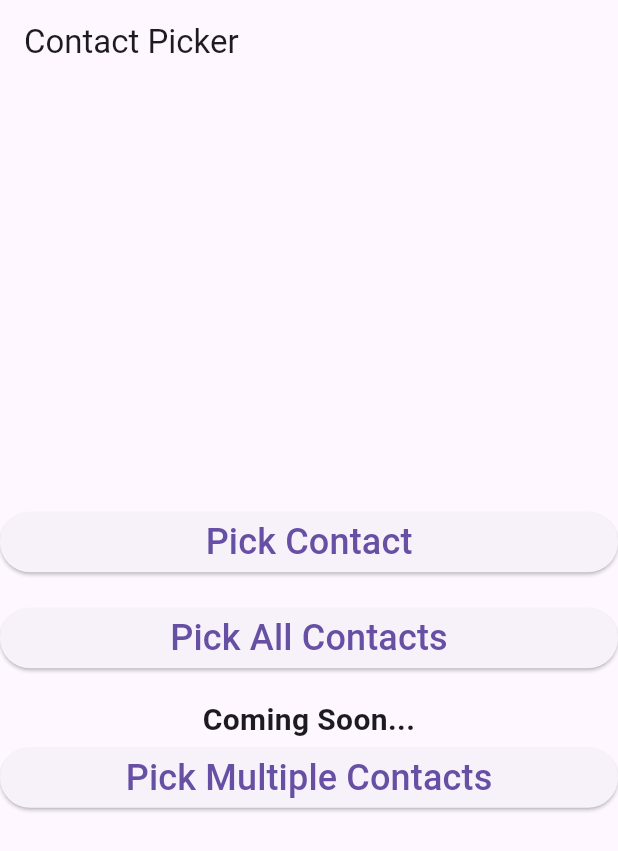
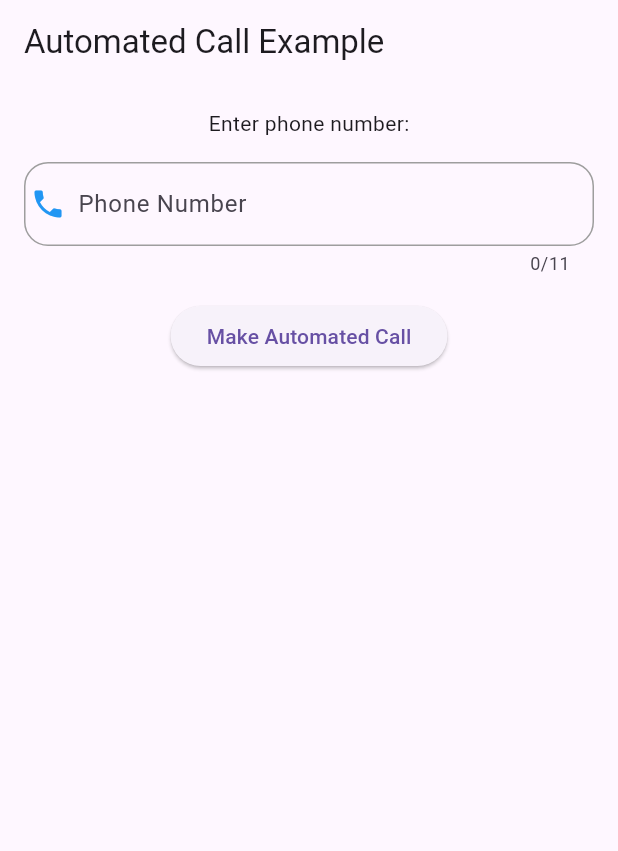
Before and after one commit to mahmoodhamdi/auto_caller, a Flutter app: the screen it shows after launch, on a phone screen of 412 x 824 dp. Shown: the top 851 px of the screen. Run offline on Flutter 3.47's test engine with Material 3 defaults, Android fonts, the phone set to English and light mode, and no system bars; our stand-ins replace contacts_service, hive, image_picker, permission_handler, video_player; accounts and stored records are empty.

Commit message:
automated call by dart and kotlin

```diff
--- a/lib/main.dart
+++ b/lib/main.dart
@@ -2,7 +2,7 @@ import 'package:flutter/material.dart';
 import 'package:hive/hive.dart';
 import 'package:path_provider/path_provider.dart';
 import 'package:third_party_integration/models/contact_model.dart';
-import 'package:third_party_integration/views/contact_picker_view.dart';
+import 'package:third_party_integration/views/automated_call_view.dart';
 
 void main() async {
   // Initialize Hive
@@ -25,7 +25,7 @@ class MyApp extends StatelessWidget {
     return const MaterialApp(
       debugShowCheckedModeBanner: false,
       title: 'Third Party Integration',
-      home: ContactPickerView(),
+      home: AutomatedCallView(),
     );
   }
 }
--- /dev/null
+++ b/lib/views/automated_call_view.dart
@@ -0,0 +1,69 @@
+import 'package:flutter/material.dart';
+import 'package:flutter/services.dart';
+
+class AutomatedCallView extends StatelessWidget {
+  static const platform = MethodChannel('automated_call_channel');
+
+  const AutomatedCallView({super.key});
+
+  Future<void> makeAutomatedCall(String phoneNumber) async {
+    try {
+      await platform
+          .invokeMethod('makeAutomatedCall', {'phoneNumber': phoneNumber});
+    } on PlatformException catch (e) {
+      print("Failed to make automated call: '${e.message}'.");
+    }
+  }
+
+  @override
+  Widget build(BuildContext context) {
+    TextEditingController phoneNumberController = TextEditingController();
+
+    return Scaffold(
+      appBar: AppBar(
+        title: const Text('Automated Call Example'),
+      ),
+      body: Center(
+        child: Padding(
+          padding: const EdgeInsets.all(16.0),
+          child: Column(
+            children: [
+              const Text('Enter phone number:'),
+              const SizedBox(height: 16),
+              TextField(
+            maxLength: 11,
+                inputFormatters: [FilteringTextInputFormatter.digitsOnly],
+                keyboardType: TextInputType.phone,
+                controller: phoneNumberController,
+                decoration: const InputDecoration(
+                  enabledBorder: OutlineInputBorder(
+                    borderRadius: BorderRadius.all(Radius.circular(16)),
+                    borderSide: BorderSide(color: Colors.grey),
+                  ),
+                  focusedBorder: OutlineInputBorder(
+                    borderRadius: BorderRadius.all(Radius.circular(16)),
+                    borderSide: BorderSide(color: Colors.blue),
+                  ),
+                  prefixIcon: Icon(Icons.phone),
+                  prefixIconColor: Colors.blue,
+                  prefixIconConstraints: BoxConstraints(minWidth: 32),
+                labelText: 'Phone Number',
+                ),
+                onSubmitted: (value) {
+                  makeAutomatedCall(phoneNumberController.text);
+                  print(phoneNumberController.text);
+                },
+              ),
+              const SizedBox(height: 16),
+              ElevatedButton(
+                onPressed: () => makeAutomatedCall(
+                    phoneNumberController.text), // Example phone number
+                child: const Text('Make Automated Call'),
+              ),
+            ],
+          ),
+        ),
+      ),
+    );
+  }
+}
--- a/lib/views/contact_picker_view.dart
+++ b/lib/views/contact_picker_view.dart
@@ -5,6 +5,7 @@ import 'package:flutter/material.dart';
 import 'package:permission_handler/permission_handler.dart';
 import 'package:third_party_integration/hive/contacts_box.dart';
 import 'package:third_party_integration/models/contact_model.dart';
+import 'package:third_party_integration/views/contacts_list_view.dart';
 
 class ContactPickerView extends StatefulWidget {
   const ContactPickerView({Key? key}) : super(key: key);
@@ -158,46 +159,3 @@ class _ContactPickerViewState extends State<ContactPickerView> {
     // TODO: implement _pickMultipleContacts
   }
 }
-
-class ContactListView extends StatelessWidget {
-  const ContactListView({super.key});
-
-  @override
-  Widget build(BuildContext context) {
-    return FutureBuilder<List<ContactModel>>(
-      future: _getSavedContacts(),
-      builder: (context, snapshot) {
-        if (snapshot.connectionState == ConnectionState.waiting) {
-          return const CircularProgressIndicator(); // Show loading indicator while contacts are being fetched
-        } else if (snapshot.hasError) {
-          return Text('Error: ${snapshot.error}');
-        } else {
-          final contactModels = snapshot.data!;
-          contactModels.sort(
-              (a, b) => a.name.compareTo(b.name)); // Sort contacts by name
-          return Scaffold(
-            appBar: AppBar(
-              title: const Text('Selected Contacts'),
-            ),
-            body: ListView.builder(
-              itemCount: contactModels.length,
-              itemBuilder: (context, index) {
-                final contact = contactModels[index];
-                return ListTile(
-                  title: Text(contact.name),
-                  subtitle: Text(contact.phoneNumber),
-                );
-              },
-            ),
-          );
-        }
-      },
-    );
-  }
-
-  Future<List<ContactModel>> _getSavedContacts() async {
-    final box = await ContactsBox.openBox();
-    final contacts = box.values.cast<ContactModel>().toList();
-    return contacts;
-  }
-}
```
Also changed, not shown: lib/views/contacts_list_view.dart (added, +96 -0 lines), 1 other file.
